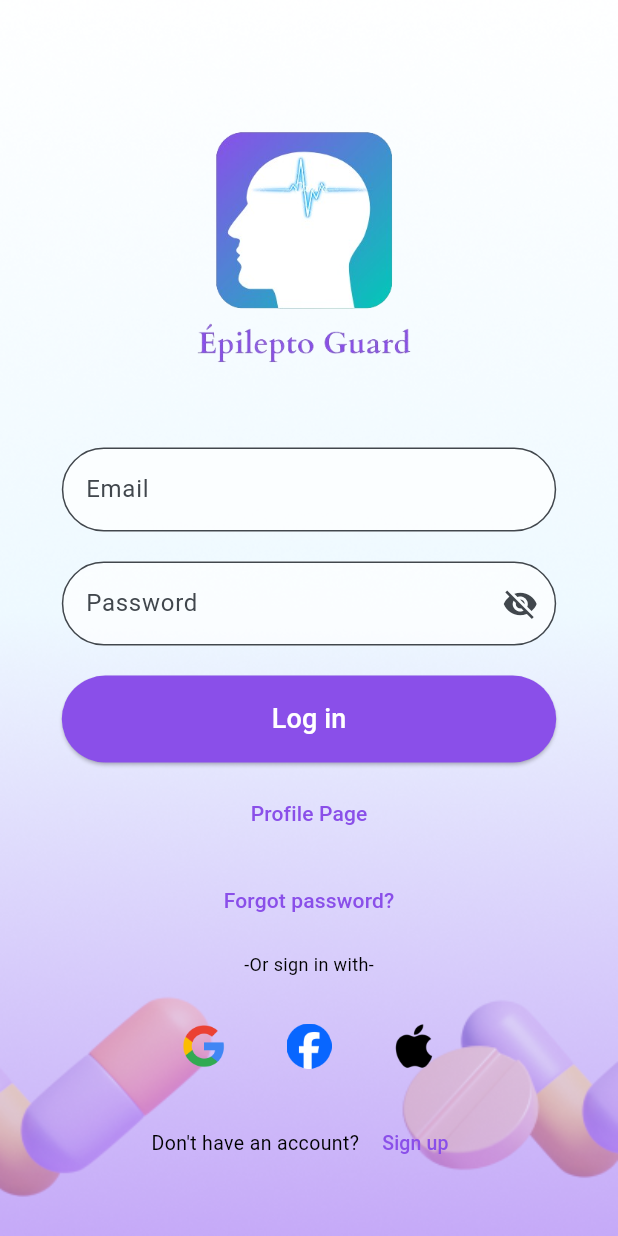
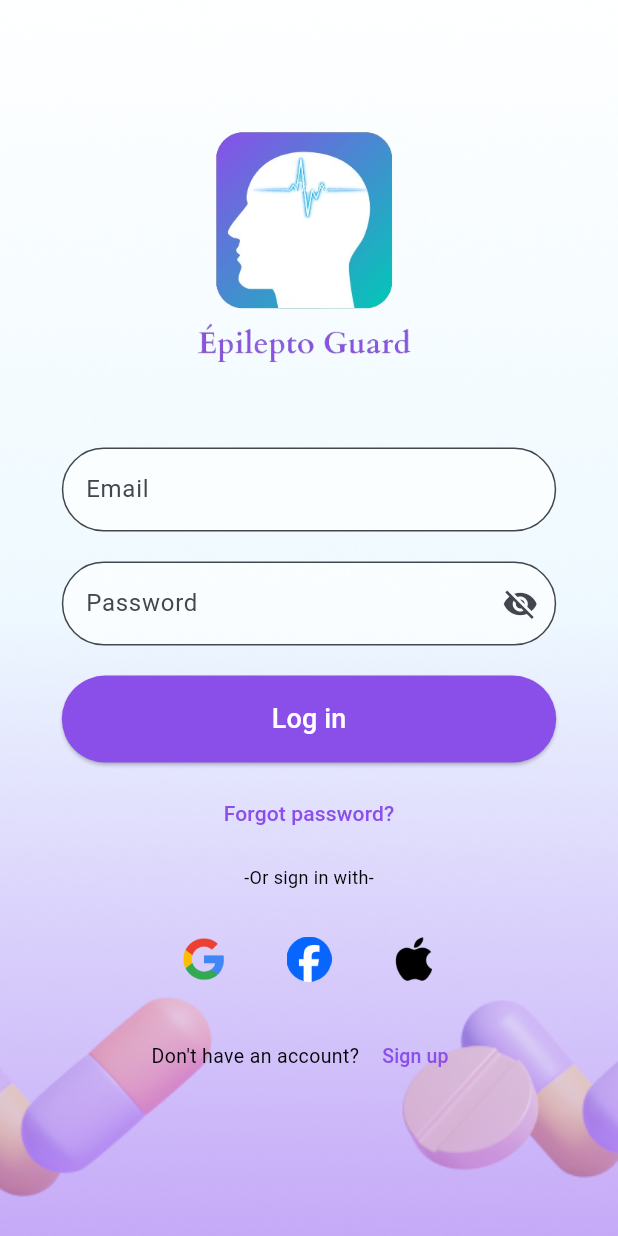
Before and after one commit to DevDreamPIM/Flutter, a Flutter app: the screen it shows after launch, on a phone screen of 412 x 824 dp. Run offline on Flutter 3.47's test engine with Material 3 defaults, Android fonts, the phone set to English and light mode, and no system bars; our stand-ins replace fl_chart, line_awesome_flutter, pie_chart, table_calendar, weather.

Commit message:
optimze the navigation between views

```diff
--- a/lib/Screens/User/loginScreen.dart
+++ b/lib/Screens/User/loginScreen.dart
@@ -107,19 +107,7 @@ class _LoginScreenState extends State<LoginScreen> {
                           ),
                         ),
                       ),
-                      SizedBox(height: 10),
-                      // Forgot password text link
-                      TextButton(
-                        onPressed: () {
-                          // Add forgot password functionality
-                          Navigator.of(context).push(MaterialPageRoute(
-                              builder: (context) => ProfileScreen()));
-                        },
-                        child: Text('Profile Page',
-                            style: TextStyle(
-                              color: const Color(0xFF8A4FE9),
-                            )),
-                      ),
+
                       SizedBox(height: 10),
                       // Forgot password text link
                       TextButton(
```
Also changed, not shown: lib/Screens/UserProfil/profileScreen.dart (+8 -2 lines), lib/Screens/homeScreen.dart (+13 -0 lines).
